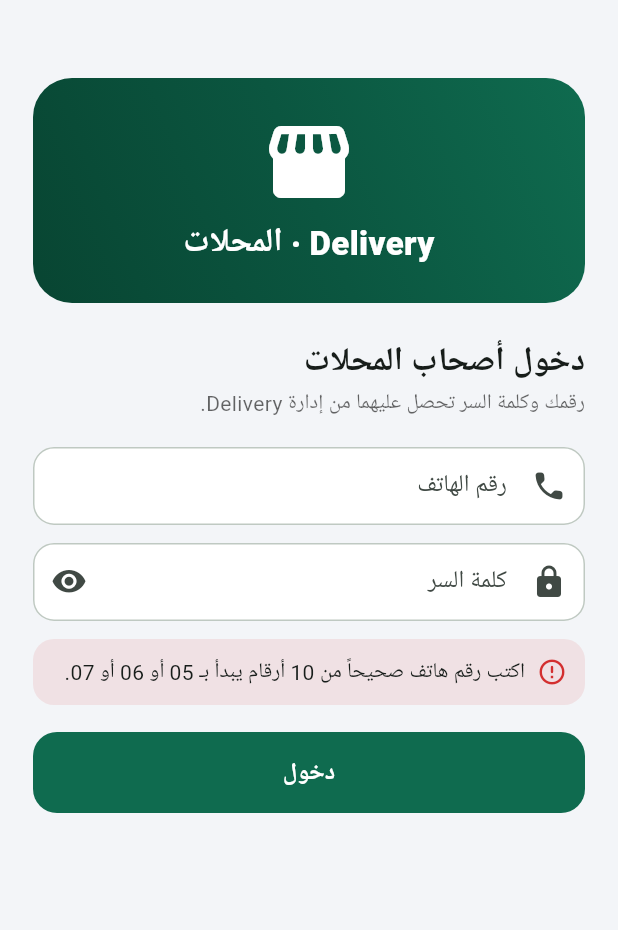
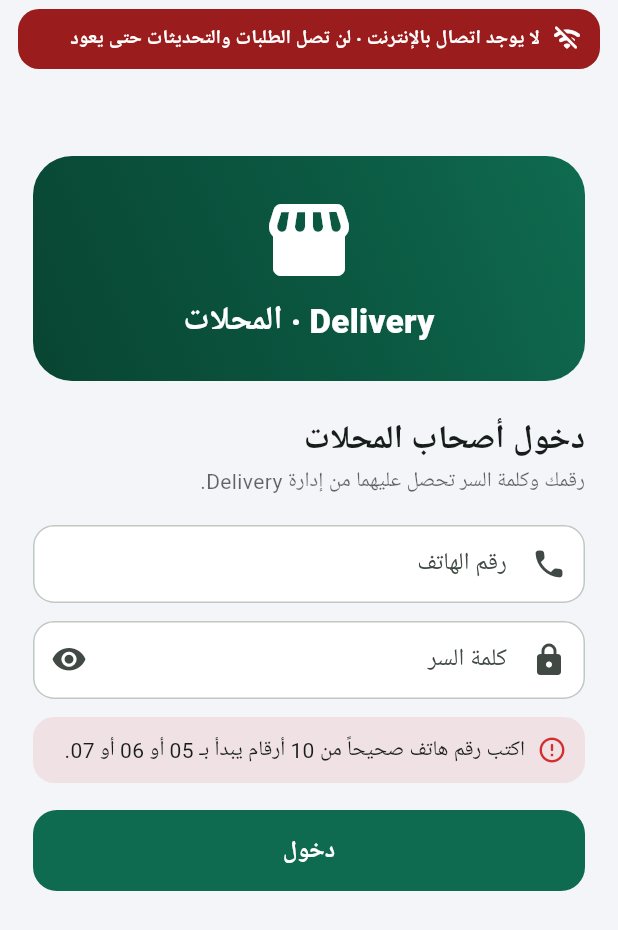
Before and after one commit to djalelcher3418-ops/delivery-shop, a Flutter app: the screen it shows after launch, after a tap on "دخول", on a phone screen of 412 x 824 dp. Shown: the top 930 px of the screen. Run offline on Flutter 3.47's test engine with Material 3 defaults, Android fonts, the phone set to English and light mode, and no system bars; our stand-ins replace audioplayers, cloud_firestore, firebase_auth, firebase_core, flutter_local_notifications, geolocator and 2 more; accounts and stored records are empty; Roboto replaces fonts that are missing (IBM Plex Sans Arabic, Readex Pro).

Commit message:
شريط انقطاع الاتصال وتنبيه النسخة الجديدة
- «لا يوجد اتصال بالإنترنت» يظهر عندما يفقد Firestore الاتصال بالخادم
  (اللقطة من الذاكرة لأكثر من 6 ثوانٍ)، ويختفي وحده عند عودته.
- «نسخة جديدة متاحة» مع زر تنزيل: يقارن رقم هذه النسخة (يمرّره البناء
  بـ --dart-define=BUILD) بآخر نسخة في Releases، عند الفتح وكل ساعة.
- الشريطان يدفعان الصفحة إلى الأسفل بدل أن يغطّيا رأسها.

Co-Authored-By: Claude Opus 5.5 <noreply@anthropic.com>
Claude-Session: https://claude.ai/code/session_014Q42PWHeZRWcZ92BqV35Hh

```diff
--- a/lib/main.dart
+++ b/lib/main.dart
@@ -8,6 +8,7 @@ import 'package:google_fonts/google_fonts.dart';
 import 'notify.dart';
 import 'screens/login.dart';
 import 'screens/shell.dart';
+import 'status_bar.dart';
 import 'store.dart';
 import 'ui.dart';
 
@@ -27,6 +28,7 @@ final navKey = GlobalKey<NavigatorState>();
 Future<void> main() async {
   WidgetsFlutterBinding.ensureInitialized();
   await Firebase.initializeApp(options: firebaseOptions);
+  status.start();
   app.onToast = (m) {
     final s = messengerKey.currentState;
     if (s == null) return;
@@ -91,6 +93,7 @@ class ShopApp extends StatelessWidget {
       title: 'Delivery محل',
       debugShowCheckedModeBanner: false,
       scaffoldMessengerKey: messengerKey,
+      builder: (context, child) => StatusBars(child: child ?? const SizedBox.shrink()),
       navigatorKey: navKey,
       locale: const Locale('ar'),
       supportedLocales: const [Locale('ar')],
--- /dev/null
+++ b/lib/status_bar.dart
@@ -0,0 +1,171 @@
+// شريطا الحالة فوق كل الصفحات: «لا يوجد اتصال» و«نسخة جديدة متاحة»
+import 'dart:async';
+import 'dart:convert';
+import 'dart:io';
+
+import 'package:cloud_firestore/cloud_firestore.dart';
+import 'package:firebase_auth/firebase_auth.dart';
+import 'package:flutter/material.dart';
+import 'package:url_launcher/url_launcher.dart';
+
+/// رقم هذه النسخة، يمرّره البناء على GitHub (--dart-define=BUILD=رقم البناء). 0 = بناء محلي.
+const appBuild = int.fromEnvironment('BUILD');
+const _releasesApi = 'https://api.github.com/repos/djalelcher3418-ops/delivery-shop/releases/latest';
+
+final AppStatus status = AppStatus();
+
+class AppStatus extends ChangeNotifier {
+  bool offline = false;
+  int? newBuild;
+  String? newUrl;
+  bool updateDismissed = false;
+
+  StreamSubscription? _net;
+  Timer? _offTimer;
+  int _lastCheck = 0;
+
+  void start() {
+    FirebaseAuth.instance.authStateChanges().listen((_) => _watchNet());
+    _watchNet();
+    checkUpdate();
+    AppLifecycleListener(onResume: checkUpdate);
+  }
+
+  // Firestore يعلّم اللقطة بأنها «من الذاكرة» عندما ينقطع الاتصال بالخادم
+  void _watchNet() {
+    _net?.cancel();
+    _net = FirebaseFirestore.instance
+        .collection('config')
+        .doc('platform')
+        .snapshots(includeMetadataChanges: true)
+        .listen((s) => _setOffline(s.metadata.isFromCache), onError: (_) {});
+  }
+
+  void _setOffline(bool fromCache) {
+    if (fromCache) {
+      // ننتظر قليلاً حتى لا يومض الشريط عند فتح التطبيق
+      _offTimer ??= Timer(const Duration(seconds: 6), () {
+        offline = true;
+        notifyListeners();
+      });
+    } else {
+      _offTimer?.cancel();
+      _offTimer = null;
+      if (offline) {
+        offline = false;
+        notifyListeners();
+      }
+    }
+  }
+
+  void dismissUpdate() {
+    updateDismissed = true;
+    notifyListeners();
+  }
+
+  Future<void> checkUpdate() async {
+    final now = DateTime.now().millisecondsSinceEpoch;
+    if (appBuild == 0 || now - _lastCheck < 3600000) return;
+    _lastCheck = now;
+    try {
+      final c = HttpClient()..connectionTimeout = const Duration(seconds: 8);
+      final rq = await c.getUrl(Uri.parse(_releasesApi));
+      rq.headers.set('Accept', 'application/vnd.github+json');
+      rq.headers.set('User-Agent', 'delivery-dz');
+      final rs = await rq.close().timeout(const Duration(seconds: 12));
+      if (rs.statusCode != 200) return;
+      final j = jsonDecode(await rs.transform(utf8.decoder).join()) as Map;
+      final n = int.tryParse('${j['tag_name']}'.replaceFirst('build-', '')) ?? 0;
+      final apk = (j['assets'] as List? ?? const []).cast<Map>().where((a) => '${a['name']}'.endsWith('.apk'));
+      if (n > appBuild && apk.isNotEmpty) {
+        newBuild = n;
+        newUrl = '${apk.first['browser_download_url']}';
+        notifyListeners();
+      }
+      c.close();
+    } catch (_) {}
+  }
+}
+
+/// يوضع في MaterialApp.builder فوق الصفحة الحالية
+class StatusBars extends StatelessWidget {
+  final Widget child;
+  const StatusBars({super.key, required this.child});
+
+  @override
+  Widget build(BuildContext context) {
+    return ListenableBuilder(
+      listenable: status,
+      builder: (context, _) {
+        final showUpdate = status.newBuild != null && !status.updateDismissed;
+        if (!status.offline && !showUpdate) return child;
+        // الشريطان يدفعان الصفحة إلى الأسفل بدل أن يغطّيا رأسها (وفيه مفاتيح مهمة)
+        final mq = MediaQuery.of(context);
+        return ColoredBox(
+          color: Theme.of(context).scaffoldBackgroundColor,
+          child: Column(children: [
+            Padding(
+              padding: EdgeInsets.fromLTRB(12, mq.padding.top + 6, 12, 6),
+              child: Column(mainAxisSize: MainAxisSize.min, children: [
+                if (status.offline)
+                  const _Bar(
+                    color: Color(0xFF9A1C1C),
+                    icon: Icons.wifi_off_rounded,
+                    text: 'لا يوجد اتصال بالإنترنت · لن تصل الطلبات والتحديثات حتى يعود',
+                  ),
+                if (status.offline && showUpdate) const SizedBox(height: 6),
+                if (showUpdate)
+                  _Bar(
+                    color: const Color(0xFF1D4E89),
+                    icon: Icons.system_update_rounded,
+                    text: 'نسخة جديدة (${status.newBuild}) متاحة',
+                    action: 'تنزيل',
+                    onAction: () => launchUrl(Uri.parse(status.newUrl!), mode: LaunchMode.externalApplication),
+                    onClose: status.dismissUpdate,
+                  ),
+              ]),
+            ),
+            Expanded(child: MediaQuery.removePadding(context: context, removeTop: true, child: child)),
+          ]),
+        );
+      },
+    );
+  }
+}
+
+class _Bar extends StatelessWidget {
+  final Color color;
+  final IconData icon;
+  final String text;
+  final String? action;
+  final VoidCallback? onAction, onClose;
+  const _Bar({required this.color, required this.icon, required this.text, this.action, this.onAction, this.onClose});
+
+  @override
+  Widget build(BuildContext context) => Material(
+        color: color,
+        borderRadius: BorderRadius.circular(14),
+        child: Padding(
+          padding: EdgeInsetsDirectional.fromSTEB(12, action == null ? 10 : 4, 4, action == null ? 10 : 4),
+          child: Row(children: [
+            Icon(icon, color: Colors.white, size: 20),
+            const SizedBox(width: 8),
+            Expanded(
+              child: Text(text, style: const TextStyle(color: Colors.white, fontWeight: FontWeight.w600, fontSize: 13)),
+            ),
+            if (action != null)
+              TextButton(
+                style: TextButton.styleFrom(foregroundColor: Colors.white),
+                onPressed: onAction,
+                child: Text(action!, style: const TextStyle(fontWeight: FontWeight.w800)),
+              ),
+            if (onClose != null)
+              // بدون tooltip: الشريط فوق الـ Navigator فلا يوجد Overlay للتلميح
+              IconButton(
+                onPressed: onClose,
+                icon: const Icon(Icons.close_rounded, color: Colors.white70, size: 20, semanticLabel: 'لاحقاً'),
+              ),
+          ]),
+        ),
+      );
+}
```
Also changed, not shown: 2 other files.
